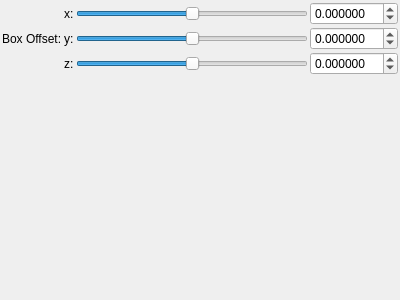
Above: mandelbulber2/qt_data/fractal_transf_box_offset.ui from buddhi1980/mandelbulber2 before the change. Below: the same form after it.
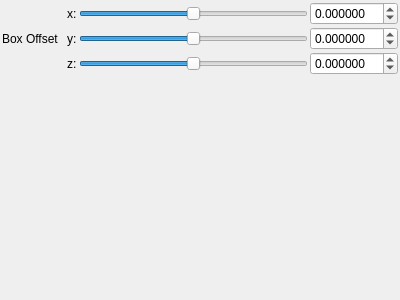
That is the form after the change. Custom widgets are drawn as their Qt base class.

The edit to the form file:
```diff
--- a/mandelbulber2/qt_data/fractal_transf_box_offset.ui
+++ b/mandelbulber2/qt_data/fractal_transf_box_offset.ui
@@ -217,7 +217,7 @@
      <item row="0" column="0" rowspan="3">
       <widget class="QLabel" name="label_108">
        <property name="text">
-        <string>Box Offset:</string>
+        <string>Box Offset  </string>
        </property>
       </widget>
      </item>
```
